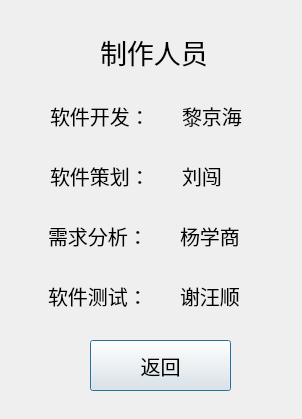
The window that worker.ui (RhCsBe/-) describes before a commit, drawn with Qt 5.
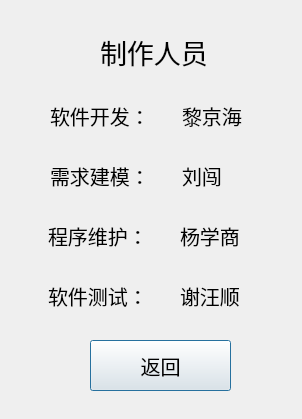
The same window after the commit. Icons and pictures are not drawn.

```diff
--- a/worker.ui
+++ b/worker.ui
@@ -70,7 +70,7 @@
     </font>
    </property>
    <property name="text">
-    <string>软件策划：</string>
+    <string>需求建模：</string>
    </property>
   </widget>
   <widget class="QLabel" name="label_4">
@@ -88,7 +88,7 @@
     </font>
    </property>
    <property name="text">
-    <string>需求分析：</string>
+    <string>程序维护：</string>
    </property>
   </widget>
   <widget class="QLabel" name="label_5">
```
